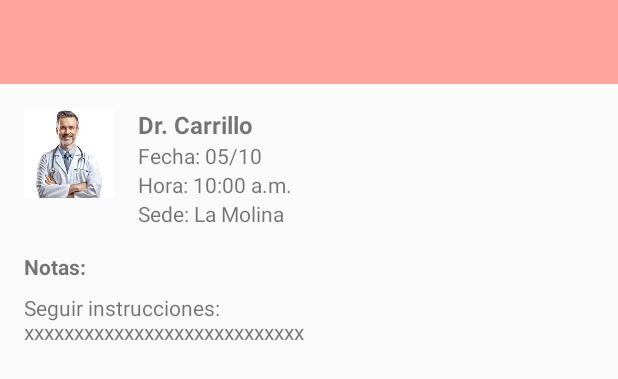
After one commit to fIrupaylla/Mydoc, an Android app built with Jetpack Compose: the layout activity_detalle_cita.xml on its own in the app's theme, with its tools: preview values and no code run, on a phone screen of 412 x 824 dp. The commit adds this screen. Shown: the top 379 px of the screen. Run offline under Robolectric (Android 15) with nearby library versions, the phone set to English and light mode, and no system bars.

Commit message:
Actualización del diseño de DetalleCitaActivity con Toolbar y estilo

```diff
--- a/app/src/main/AndroidManifest.xml
+++ b/app/src/main/AndroidManifest.xml
@@ -12,6 +12,9 @@
         android:supportsRtl="true"
         android:theme="@style/Theme.ProyectoFinalDAM"
         tools:targetApi="31">
+        <activity
+            android:name=".DetalleCitaActivity"
+            android:exported="false" />
         <activity
             android:name=".PrincipalActivity"
             android:exported="false"
--- /dev/null
+++ b/app/src/main/res/layout/activity_detalle_cita.xml
@@ -0,0 +1,96 @@
+<?xml version="1.0" encoding="utf-8"?>
+<androidx.constraintlayout.widget.ConstraintLayout xmlns:android="http://schemas.android.com/apk/res/android"
+    xmlns:app="http://schemas.android.com/apk/res-auto"
+    xmlns:tools="http://schemas.android.com/tools"
+    android:id="@+id/main"
+    android:layout_width="match_parent"
+    android:layout_height="match_parent"
+    tools:context=".DetalleCitaActivity">
+
+    <LinearLayout
+        android:layout_width="match_parent"
+        android:layout_height="match_parent"
+        android:orientation="vertical">
+
+        <!-- Toolbar para el botón de "Atrás" -->
+        <androidx.appcompat.widget.Toolbar
+            android:id="@+id/toolbar"
+            android:layout_width="match_parent"
+            android:layout_height="?attr/actionBarSize"
+            android:background="@color/colorPink"
+            android:title="Detalle de Cita"
+            android:titleTextColor="@android:color/white"
+            tools:ignore="ExtraText" />
+
+        <!-- Contenido principal de la actividad -->
+        <LinearLayout
+            android:layout_width="match_parent"
+            android:layout_height="match_parent"
+            android:orientation="vertical"
+            android:padding="16dp">
+
+            <!-- Información de la cita con imagen -->
+            <LinearLayout
+                android:layout_width="match_parent"
+                android:layout_height="wrap_content"
+                android:orientation="horizontal">
+
+                <ImageView
+                    android:id="@+id/imgDoctorDetalle"
+                    android:layout_width="60dp"
+                    android:layout_height="60dp"
+                    android:src="@drawable/ic_doctor"
+                    android:layout_marginEnd="16dp" />
+
+                <LinearLayout
+                    android:layout_width="wrap_content"
+                    android:layout_height="wrap_content"
+                    android:orientation="vertical">
+
+                    <TextView
+                        android:id="@+id/tvNombreDetalle"
+                        android:layout_width="wrap_content"
+                        android:layout_height="wrap_content"
+                        android:text="Dr. Carrillo"
+                        android:textStyle="bold"
+                        android:textSize="16sp" />
+
+                    <TextView
+                        android:id="@+id/tvFechaDetalle"
+                        android:layout_width="wrap_content"
+                        android:layout_height="wrap_content"
+                        android:text="Fecha: 05/10" />
+
+                    <TextView
+                        android:id="@+id/tvHoraDetalle"
+                        android:layout_width="wrap_content"
+                        android:layout_height="wrap_content"
+                        android:text="Hora: 10:00 a.m." />
+
+                    <TextView
+                        android:id="@+id/tvSedeDetalle"
+                        android:layout_width="wrap_content"
+                        android:layout_height="wrap_content"
+                        android:text="Sede: La Molina" />
+                </LinearLayout>
+            </LinearLayout>
+
+            <!-- Notas de la cita -->
+            <TextView
+                android:layout_width="match_parent"
+                android:layout_height="wrap_content"
+                android:text="Notas:"
+                android:textStyle="bold"
+                android:layout_marginTop="16dp" />
+
+            <TextView
+                android:id="@+id/tvNotasDetalle"
+                android:layout_width="match_parent"
+                android:layout_height="wrap_content"
+                android:text="Seguir instrucciones: \nxxxxxxxxxxxxxxxxxxxxxxxxxxxx"
+                android:layout_marginTop="8dp" />
+        </LinearLayout>
+    </LinearLayout>
+
+
+</androidx.constraintlayout.widget.ConstraintLayout>
```
Also changed, not shown: app/src/main/java/com/example/proyectofinaldam/DetalleCitaActivity.kt (added, +49 -0 lines), app/src/main/java/com/example/proyectofinaldam/ui/slideshow/Cita.kt (added, +8 -0 lines), app/src/main/java/com/example/proyectofinaldam/ui/slideshow/CitasAdapter.kt (added, +60 -0 lines), app/src/main/java/com/example/proyectofinaldam/ui/slideshow/SlideshowFragment.kt (+18 -18 lines), app/src/main/res/layout/fragment_slideshow.xml (+20 -21 lines), app/src/main/res/layout/item_cita.xml (added, +85 -0 lines), app/src/main/res/drawable/ic_add_icon.png (added), app/src/main/res/drawable/ic_doctor.jpg (added).
